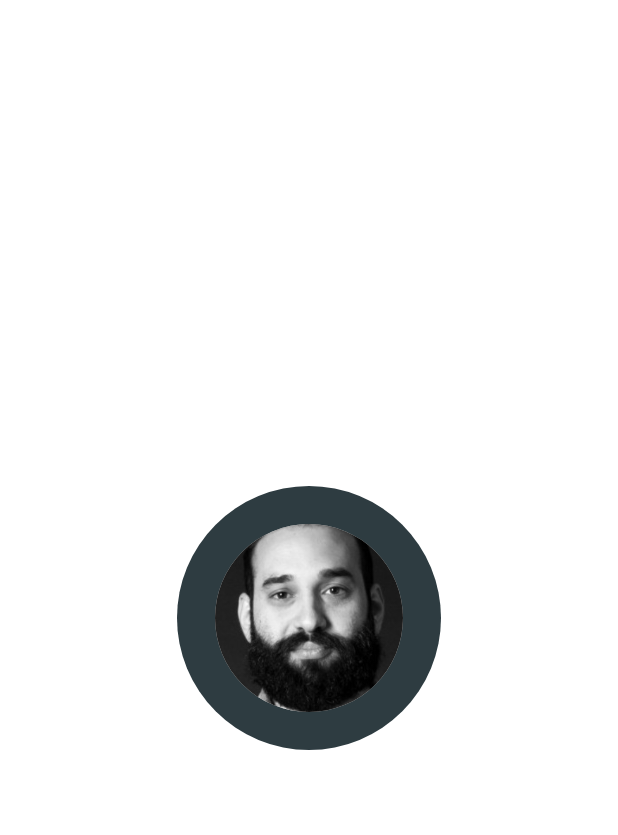
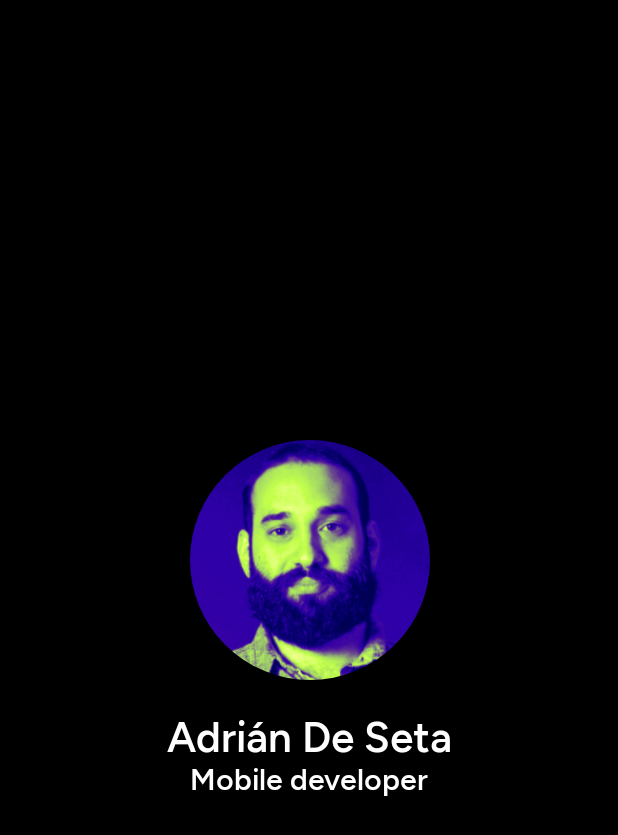
Before and after one commit to adriandeseta/AdrianDeSetaCV, an Android app built with Jetpack Compose: the composable MainNavigation shown on its own in the app's theme, on a phone screen of 412 x 824 dp. Shown: the top 835 px of the screen. Run offline under Robolectric (Android 15) with nearby library versions, the phone set to English and light mode, and no system bars.

Commit message:
add new splash screen

```diff
--- a/app/src/main/java/com/adriandeseta/cv/ui/adriandeseta/HomeScreen.kt
+++ b/app/src/main/java/com/adriandeseta/cv/ui/adriandeseta/HomeScreen.kt
@@ -43,7 +43,6 @@ import androidx.navigation.compose.rememberNavController
 import com.adriandeseta.cv.R
 import com.adriandeseta.cv.ui.main.resources.BoldText
 import com.adriandeseta.cv.ui.main.resources.CustomText
-import com.adriandeseta.cv.ui.main.resources.NormalText
 import kotlinx.coroutines.launch
 
 @Composable
--- a/app/src/main/java/com/adriandeseta/cv/ui/adriandeseta/experience/ExperienceScreen.kt
+++ b/app/src/main/java/com/adriandeseta/cv/ui/adriandeseta/experience/ExperienceScreen.kt
@@ -12,7 +12,6 @@ import androidx.compose.foundation.lazy.grid.GridCells
 import androidx.compose.foundation.lazy.grid.LazyVerticalGrid
 import androidx.compose.foundation.lazy.grid.items
 import androidx.compose.material3.MaterialTheme
-import androidx.compose.material3.Text
 import androidx.compose.runtime.Composable
 import androidx.compose.ui.Alignment
 import androidx.compose.ui.Modifier
--- a/app/src/main/java/com/adriandeseta/cv/ui/adriandeseta/profile/ProfileScreen.kt
+++ b/app/src/main/java/com/adriandeseta/cv/ui/adriandeseta/profile/ProfileScreen.kt
@@ -9,15 +9,12 @@ import androidx.compose.foundation.layout.fillMaxSize
 import androidx.compose.foundation.layout.fillMaxWidth
 import androidx.compose.foundation.layout.height
 import androidx.compose.foundation.layout.padding
-import androidx.compose.foundation.layout.size
 import androidx.compose.foundation.layout.width
 import androidx.compose.foundation.rememberScrollState
-import androidx.compose.foundation.shape.CircleShape
 import androidx.compose.foundation.shape.RoundedCornerShape
 import androidx.compose.foundation.verticalScroll
 import androidx.compose.material3.HorizontalDivider
 import androidx.compose.material3.MaterialTheme
-import androidx.compose.material3.Text
 import androidx.compose.runtime.Composable
 import androidx.compose.ui.Alignment
 import androidx.compose.ui.Modifier
@@ -26,7 +23,6 @@ import androidx.compose.ui.graphics.Color
 import androidx.compose.ui.layout.ContentScale
 import androidx.compose.ui.res.painterResource
 import androidx.compose.ui.res.stringResource
-import androidx.compose.ui.text.font.FontStyle
 import androidx.compose.ui.text.font.FontWeight
 import androidx.compose.ui.text.style.TextAlign
 import androidx.compose.ui.tooling.preview.Preview
--- a/app/src/main/java/com/adriandeseta/cv/ui/adriandeseta/splash/SplashNavigation.kt
+++ /dev/null
@@ -1,29 +0,0 @@
-package com.adriandeseta.cv.ui.adriandeseta.splash
-
-import androidx.compose.runtime.Composable
-import androidx.navigation.NavHostController
-import androidx.navigation.compose.NavHost
-import androidx.navigation.compose.composable
-import androidx.navigation.compose.rememberNavController
-
-@Composable
-fun SplashNavigation(navController: NavHostController) {
-
-    val splashNavController = rememberNavController()
-
-    NavHost(navController = splashNavController, startDestination = SplashScreens.SplashStart.route) {
-
-        composable(SplashScreens.SplashStart.route) {
-            SplashStart(navController = splashNavController)
-        }
-
-        composable(SplashScreens.SplashMiddle.route) {
-            SplashMiddle(navController = splashNavController)
-        }
-
-        composable(SplashScreens.SplashEnd.route) {
-            SplashEnd(navController = navController)
-        }
-
-    }
-}
--- /dev/null
+++ b/app/src/main/java/com/adriandeseta/cv/ui/adriandeseta/splash/SplashScreen.kt
@@ -0,0 +1,98 @@
+package com.adriandeseta.cv.ui.adriandeseta.splash
+
+import androidx.compose.animation.Animatable
+import androidx.compose.animation.core.Animatable
+import androidx.compose.animation.core.tween
+import androidx.compose.foundation.Image
+import androidx.compose.foundation.background
+import androidx.compose.foundation.layout.*
+import androidx.compose.foundation.shape.CircleShape
+import androidx.compose.runtime.*
+import androidx.compose.ui.Alignment
+import androidx.compose.ui.Modifier
+import androidx.compose.ui.draw.alpha
+import androidx.compose.ui.draw.clip
+import androidx.compose.ui.graphics.Color
+import androidx.compose.ui.graphics.luminance
+import androidx.compose.ui.layout.ContentScale
+import androidx.compose.ui.res.painterResource
+import androidx.compose.ui.text.font.FontWeight
+import androidx.compose.ui.unit.dp
+import androidx.compose.ui.unit.sp
+import androidx.navigation.NavController
+import com.adriandeseta.cv.R
+import com.adriandeseta.cv.ui.main.resources.CustomText
+import kotlinx.coroutines.delay
+
+@Composable
+fun SplashScreen(navController: NavController) {
+    val bgColor = remember { Animatable(Color.Black) }
+    val contentAlpha = remember { Animatable(0f) }
+
+    // Derivamos el color del texto: si el fondo está más cerca del blanco → texto negro
+    val textColor = if (bgColor.value.luminance() < 0.5f) Color.White else Color.Black
+
+    LaunchedEffect(Unit) {
+        delay(500)
+
+        contentAlpha.animateTo(
+            targetValue = 1f,
+            animationSpec = tween(durationMillis = 1000)
+        )
+
+        delay(1000)
+
+        bgColor.animateTo(
+            targetValue = Color.White,
+            animationSpec = tween(durationMillis = 1500)
+        )
+
+        delay(300)
+        navController.navigate("main") {
+            popUpTo("splash") { inclusive = true }
+        }
+    }
+
+    Box(
+        modifier = Modifier
+            .fillMaxSize()
+            .background(bgColor.value)
+            .padding(32.dp),
+        contentAlignment = Alignment.Center
+    ) {
+        Column(
+            horizontalAlignment = Alignment.CenterHorizontally,
+            modifier = Modifier.alpha(contentAlpha.value)
+        ) {
+            // 🔵 Logo dentro de un círculo
+            Box(
+                modifier = Modifier
+                    .size(160.dp)
+                    .clip(CircleShape),
+                contentAlignment = Alignment.Center
+            ) {
+                Image(
+                    painter = painterResource(id = R.drawable.cv_home_pic),
+                    contentDescription = "Logo",
+                    modifier = Modifier.fillMaxSize(),
+                    contentScale = ContentScale.Crop
+                )
+            }
+
+            Spacer(modifier = Modifier.height(20.dp))
+
+            CustomText(
+                text = "Adrián De Seta",
+                fontSize = 28.sp,
+                fontWeight = FontWeight.Medium,
+                color = textColor
+            )
+            CustomText(
+                text = "Mobile developer",
+                fontSize = 20.sp,
+                fontWeight = FontWeight.Medium,
+                color = textColor
+            )
+        }
+    }
+}
--- a/app/src/main/java/com/adriandeseta/cv/ui/adriandeseta/splash/SplashScreens.kt
+++ /dev/null
@@ -1,11 +0,0 @@
-package com.adriandeseta.cv.ui.adriandeseta.splash
-
-sealed class SplashScreens(val route: String) {
-
-    data object SplashStart: SplashScreens("splash_start")
-
-    data object SplashMiddle: SplashScreens("splash_middle")
-
-    data object SplashEnd: SplashScreens("splash_end")
-
-}
--- a/app/src/main/java/com/adriandeseta/cv/ui/adriandeseta/splash/SplashStarts.kt
+++ /dev/null
@@ -1,76 +0,0 @@
-package com.adriandeseta.cv.ui.adriandeseta.splash
-
-import androidx.compose.animation.core.LinearEasing
-import androidx.compose.animation.core.animateFloatAsState
-import androidx.compose.animation.core.tween
-import androidx.compose.foundation.Canvas
-import androidx.compose.foundation.Image
-import androidx.compose.foundation.background
-import androidx.compose.foundation.layout.Box
-import androidx.compose.foundation.layout.fillMaxSize
-import androidx.compose.foundation.layout.size
-import androidx.compose.foundation.shape.CircleShape
-import androidx.compose.material3.MaterialTheme
-import androidx.compose.runtime.Composable
-import androidx.compose.runtime.LaunchedEffect
-import androidx.compose.runtime.getValue
-import androidx.compose.runtime.mutableStateOf
-import androidx.compose.runtime.remember
-import androidx.compose.runtime.setValue
-import androidx.compose.ui.Alignment
-import androidx.compose.ui.Modifier
-import androidx.compose.ui.draw.clip
-import androidx.compose.ui.graphics.Color
-import androidx.compose.ui.layout.ContentScale
-import androidx.compose.ui.platform.LocalConfiguration
-import androidx.compose.ui.res.painterResource
-import androidx.compose.ui.unit.dp
-import androidx.navigation.NavController
-import com.adriandeseta.cv.R
-import com.adriandeseta.cv.ui.theme.cv_dark_grey
-import kotlin.math.pow
-
-@Composable
-fun SplashStart(navController: NavController) {
-    Box(
-        modifier = Modifier.fillMaxSize(),
-        contentAlignment = Alignment.Center
-    ) {
-        var expanded by remember { mutableStateOf(false) }
-
-        val screenWidth = LocalConfiguration.current.screenWidthDp.toFloat()
-        val screenHeight = LocalConfiguration.current.screenHeightDp.toFloat()
-
-        val maxRadius = (screenWidth.pow(2) + screenHeight.pow(2)).pow(0.5f) * 1.5f
-
-        val radius by animateFloatAsState(
-            targetValue = if (expanded) maxRadius else 132f,
-            animationSpec = tween(700, delayMillis = 1800, LinearEasing),
-            label = "Size",
-            finishedListener = { navController.navigate(SplashScreens.SplashMiddle.route) })
-
-        LaunchedEffect(Unit) {
-            expanded = !expanded
-        }
-
-        Canvas(
-            modifier = Modifier.fillMaxSize(),
-            onDraw = {
-                drawCircle(
-                    color = cv_dark_grey,
-                    radius = radius
-                )
-            })
-
-        Image(
-            painter = painterResource(R.drawable.cv_splash),
-            contentDescription = "Adrian De Seta CV",
-            modifier = Modifier
-                .size(125.dp) // mismo ancho y alto para que quede perfectamente circular
-                .clip(CircleShape)
-                .background(Color.LightGray), // opcional, fondo detrás de la imagen
-            contentScale = ContentScale.Crop // rellena el círculo
-        )
-
-    }
-}
--- a/app/src/main/java/com/adriandeseta/cv/ui/main/MainNavigation.kt
+++ b/app/src/main/java/com/adriandeseta/cv/ui/main/MainNavigation.kt
@@ -1,25 +1,22 @@
 package com.adriandeseta.cv.ui.main
 
 import androidx.compose.runtime.Composable
-import androidx.navigation.NavHostController
 import androidx.navigation.compose.NavHost
 import androidx.navigation.compose.composable
-import com.adriandeseta.cv.ui.adriandeseta.HomeScreen
-import com.adriandeseta.cv.ui.adriandeseta.experience.ExperienceScreen
-import com.adriandeseta.cv.ui.adriandeseta.personaldata.PersonalDataScreen
-import com.adriandeseta.cv.ui.adriandeseta.profile.ProfileScreen
-import com.adriandeseta.cv.ui.adriandeseta.skills.SkillsScreen
-import com.adriandeseta.cv.ui.adriandeseta.splash.SplashNavigation
+import androidx.navigation.compose.rememberNavController
+import com.adriandeseta.cv.ui.adriandeseta.splash.SplashScreen
 
 @Composable
-fun MainNavigation(navController: NavHostController) {
+fun MainNavigation() {
 
-    NavHost(navController = navController, startDestination = MainScreens.SplashNavigation.route) {
+    val navController = rememberNavController()
 
-        composable(MainScreens.SplashNavigation.route) {
-            SplashNavigation(navController = navController)
-        }
-
+    NavHost(
+        navController = navController,
+        startDestination = "splash"
+    ) {
+        composable("splash") { SplashScreen(navController) }
+        composable("main") { CvApp() }
     }
 
 }
--- a/app/src/main/java/com/adriandeseta/cv/ui/main/MainScreens.kt
+++ /dev/null
@@ -1,17 +0,0 @@
-package com.adriandeseta.cv.ui.main
-
-sealed class MainScreens(val route: String) {
-
-    data object SplashNavigation: MainScreens("splash_navigation")
-
-    data object Home: MainScreens("home")
-
-    data object Profile: MainScreens("profile")
-
-    data object Skills: MainScreens("skills")
-
-    data object PersonalData: MainScreens("personal_data")
-
-    data object Experience: MainScreens("experience")
-
-}
```
Also changed, not shown: app/src/main/java/com/adriandeseta/cv/MainActivity.kt (+5 -4 lines), app/src/main/java/com/adriandeseta/cv/ui/adriandeseta/splash/SplashEnd.kt (deleted, +0 -90 lines), app/src/main/java/com/adriandeseta/cv/ui/adriandeseta/splash/SplashMiddle.kt (deleted, +0 -61 lines), 2 other files.
